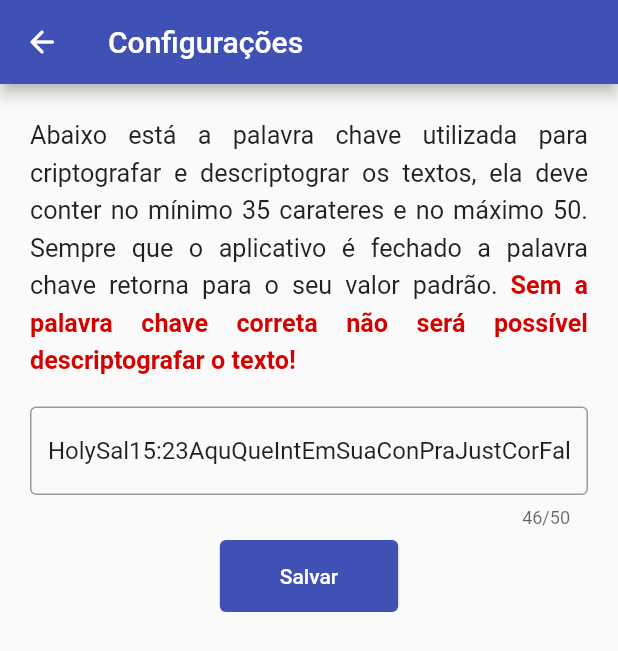
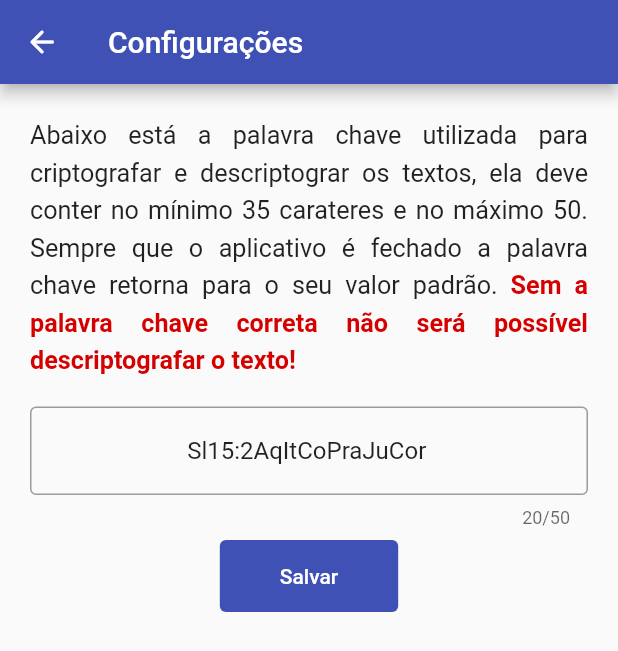
Before and after one commit to tglima/myfluttercrypto, a Flutter app: the SettingsScreen screen opened directly, on a phone screen of 412 x 824 dp. Shown: the top 651 px of the screen. Run offline on Flutter 3.47's test engine with Material 2 defaults, Android fonts, the phone set to English and light mode, and no system bars; our stand-ins replace package_info_plus.

Commit message:
Altera GlobalData Atualiza a variável keyWord com 20 caracteres
Altera GlobalData
Atualiza a var keyWord para 20 caracteres

```diff
--- a/lib/data/global_data.dart
+++ b/lib/data/global_data.dart
@@ -1,4 +1,4 @@
 class GlobalData {
-  static String keyWord = "HolySal15:23AquQueIntEmSuaConPraJustCorFalVerd";
+  static String keyWord = "Sl15:2AqItCoPraJuCor";
   static String nuVersion = '';
 }
```
